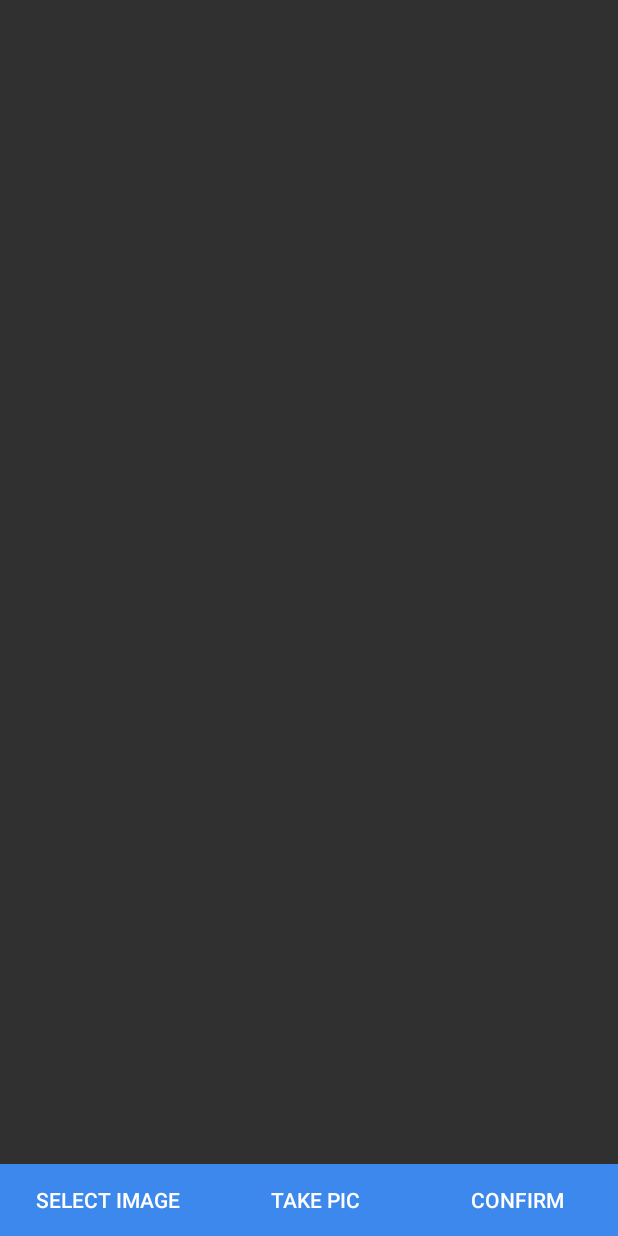
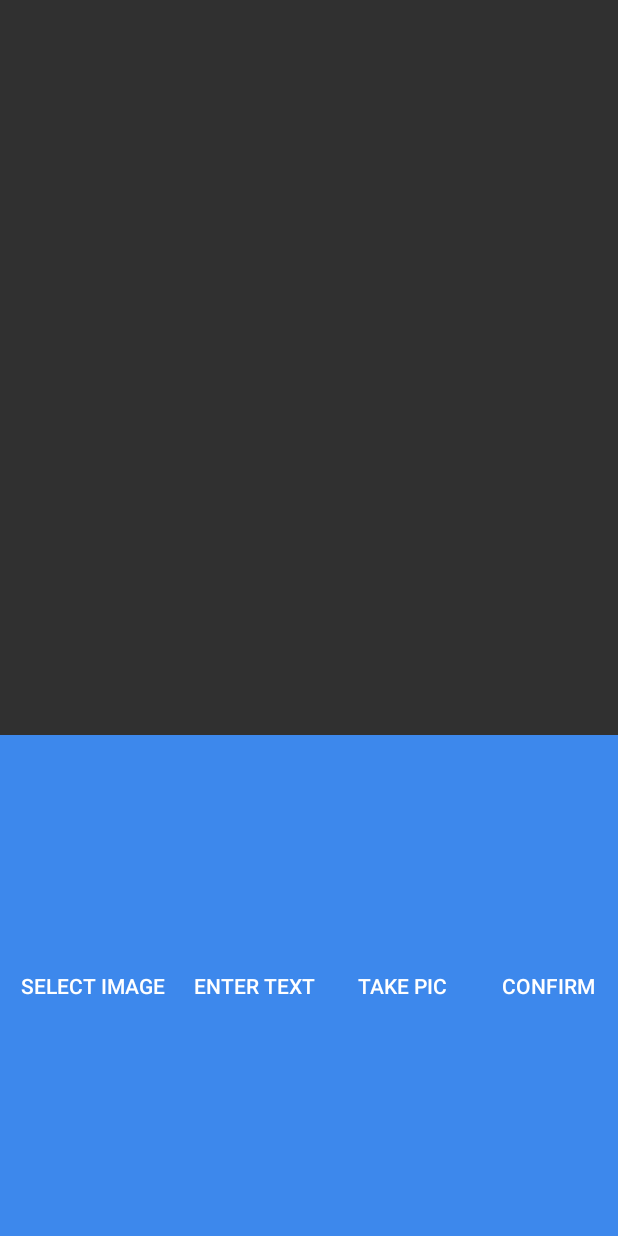
Before and after one commit to HealthInformatics/CDCProject-One, an Android app: the RecognitionActivity screen opened directly, with no data from a screen before it, on a phone screen of 412 x 824 dp. Run offline under Robolectric (Android 15) with nearby library versions, the phone set to English and light mode, and no system bars; libraries missing offline, so code that uses them is left out: com.clarifai.api.

Commit message:
user enter food in a dialog

```diff
--- a/app/src/main/res/layout/activity_recognition.xml
+++ b/app/src/main/res/layout/activity_recognition.xml
@@ -38,8 +38,8 @@
         >
   <Button
       android:id="@+id/select_button"
-      android:layout_width="wrap_content"
-      android:layout_height="wrap_content"
+      android:layout_width="100dp"
+      android:layout_height="match_parent"
       android:background="#3d88ec"
       android:text="@string/select_image"
 
@@ -47,10 +47,19 @@
       android:layout_weight="1"
       />
 
-    <Button
+        <Button
+            android:id="@+id/popup_menu"
+            android:layout_width="71dp"
+            android:layout_height="match_parent"
+            android:background="#3d88ec"
+            android:text="ENTER TEXT"
+            android:layout_gravity="bottom|center_horizontal"
+            android:layout_weight="1" />
+
+        <Button
         android:id="@+id/camera_button"
-        android:layout_width="wrap_content"
-        android:layout_height="wrap_content"
+        android:layout_width="80dp"
+        android:layout_height="match_parent"
         android:background="#3d88ec"
         android:text="@string/take_image"
         android:layout_gravity="bottom|center_horizontal"
@@ -58,12 +67,12 @@
         />
 
         <Button
-            android:layout_width="wrap_content"
-            android:layout_height="wrap_content"
+            android:layout_width="70dp"
+            android:layout_height="match_parent"
             android:text="Confirm"
             android:id="@+id/confirm_button"
             android:background="#3d88ec"
             android:layout_gravity="bottom|center_horizontal"
-            android:layout_weight="1" />
+    android:layout_weight="1" />
     </LinearLayout>
-</LinearLayout>
+    </LinearLayout>
```
Also changed, not shown: app/src/main/java/com/clarifai/androidstarter/RecognitionActivity.java (+99 -10 lines).
